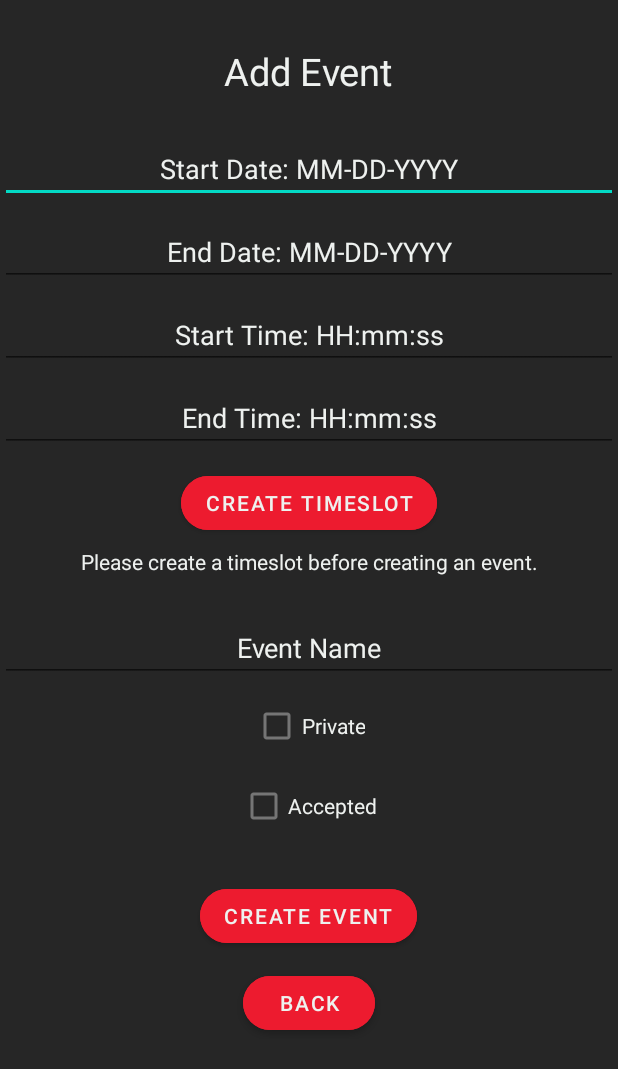
After one commit to McGill-ECSE321-Fall2021/project-group-12, an Android app: the layout addevent_page.xml on its own in the app's theme, with its tools: preview values and no code run, on a phone screen of 412 x 824 dp. The commit adds this screen. Shown: the top 1069 px of the screen. Run offline under Robolectric (Android 15) with nearby library versions, the phone set to English and light mode, and no system bars.

Commit message:
Initial create event android page

```diff
--- /dev/null
+++ b/LibraryAndroid/app/src/main/res/layout/addevent_page.xml
@@ -0,0 +1,173 @@
+<?xml version="1.0" encoding="utf-8"?>
+<androidx.constraintlayout.widget.ConstraintLayout xmlns:android="http://schemas.android.com/apk/res/android"
+    xmlns:app="http://schemas.android.com/apk/res-auto"
+    android:layout_width="match_parent"
+    android:layout_height="match_parent"
+    android:background="@color/dark_color"
+    app:layout_behavior="@string/appbar_scrolling_view_behavior">
+
+    <LinearLayout
+        android:layout_width="match_parent"
+        android:layout_height="wrap_content"
+        android:orientation="vertical"
+        app:layout_constraintLeft_toLeftOf="parent"
+        app:layout_constraintRight_toRightOf="parent"
+        app:layout_constraintTop_toTopOf="parent">
+
+        <TextView
+            android:id="@+id/signup_text"
+            android:layout_width="wrap_content"
+            android:layout_height="wrap_content"
+            android:text="Add Event"
+            android:textAlignment="center"
+            android:textColor="@color/light_color"
+            android:gravity="center"
+            android:layout_gravity="center"
+            android:layout_marginTop="30dp"
+            android:textSize="25sp" />
+
+        <EditText
+            android:id="@+id/addevent_startdate"
+            android:layout_width="match_parent"
+            android:layout_height="wrap_content"
+            android:layout_marginTop="25dp"
+            android:hint="@string/addevent_startdate_hint"
+            android:textAlignment="center"
+            android:textColor="@color/light_color"
+            android:textColorHighlight="@color/primary_color"
+            android:textColorHint="@color/light_color"
+            android:textColorLink="@color/primary_color" />
+
+        <EditText
+            android:id="@+id/addevent_enddate"
+            android:layout_width="match_parent"
+            android:layout_height="wrap_content"
+            android:layout_marginTop="10dp"
+            android:hint="@string/addevent_enddate_hint"
+            android:textAlignment="center"
+            android:textColor="@color/light_color"
+            android:textColorHighlight="@color/primary_color"
+            android:textColorHint="@color/light_color"
+            android:textColorLink="@color/primary_color" />
+
+        <EditText
+            android:id="@+id/addevent_starttime"
+            android:layout_width="match_parent"
+            android:layout_height="wrap_content"
+            android:layout_marginTop="10dp"
+            android:hint="@string/addevent_starttime_hint"
+            android:textAlignment="center"
+            android:textColor="@color/light_color"
+            android:textColorHighlight="@color/primary_color"
+            android:textColorHint="@color/light_color"
+            android:textColorLink="@color/primary_color" />
+
+        <EditText
+            android:id="@+id/addevent_endtime"
+            android:layout_width="match_parent"
+            android:layout_height="wrap_content"
+            android:layout_marginTop="10dp"
+            android:hint="@string/addevent_endtime_hint"
+            android:textAlignment="center"
+            android:textColor="@color/light_color"
+            android:textColorHighlight="@color/primary_color"
+            android:textColorHint="@color/light_color"
+            android:textColorLink="@color/primary_color" />
+
+        <Button
+            android:layout_width="wrap_content"
+            android:layout_height="wrap_content"
+            android:backgroundTint="@color/primary_color"
+            android:gravity="center"
+            android:layout_gravity="center"
+            android:layout_marginTop="10dp"
+            android:onClick="createTimeSlot"
+            android:text="@string/addevent_timeslot_button_text"
+            android:textColor="@color/light_color"
+            app:cornerRadius="100px"
+            app:layout_constraintBottom_toBottomOf="parent"
+            app:layout_constraintEnd_toEndOf="parent" />
+
+        <TextView
+            android:id="@+id/signup_valid_password_text"
+            android:layout_width="wrap_content"
+            android:layout_height="wrap_content"
+            android:text="Please create a timeslot before creating an event."
+            android:textAlignment="center"
+            android:textColor="@color/light_color"
+            android:gravity="center"
+            android:layout_gravity="center"
+            android:layout_marginTop="5dp"
+            android:textSize="14sp" />
+
+        <EditText
+            android:id="@+id/addevent_name"
+            android:layout_width="match_parent"
+            android:layout_height="wrap_content"
+            android:layout_marginTop="25dp"
+            android:hint="@string/addevent_name_hint"
+            android:textAlignment="center"
+            android:textColor="@color/light_color"
+            android:textColorHighlight="@color/primary_color"
+            android:textColorHint="@color/light_color"
+            android:textColorLink="@color/primary_color" />
+
+        <CheckBox
+            android:id="@+id/addevent_private"
+            android:layout_width="wrap_content"
+            android:layout_height="wrap_content"
+            android:layout_marginTop="5dp"
+            android:text="@string/addevent_isprivate_hint"
+            android:textColor="@color/light_color"
+            android:textAlignment="center"
+            android:layout_gravity="center"
+            android:textColorHighlight="@color/primary_color"
+            android:textColorHint="@color/light_color"
+            android:textColorLink="@color/primary_color" />
+
+        <CheckBox
+            android:id="@+id/addevent_accepted"
+            android:layout_width="wrap_content"
+            android:layout_height="wrap_content"
+            android:layout_marginTop="5dp"
+            android:text="@string/addevent_isaccepted_hint"
+            android:textColor="@color/light_color"
+            android:textAlignment="center"
+            android:layout_gravity="center"
+            android:textColorHighlight="@color/primary_color"
+            android:textColorHint="@color/light_color"
+            android:textColorLink="@color/primary_color" />
+
+        <Button
+            android:layout_width="wrap_content"
+            android:layout_height="wrap_content"
+            android:backgroundTint="@color/primary_color"
+            android:gravity="center"
+            android:layout_gravity="center"
+            android:layout_marginTop="25dp"
+            android:onClick="createEvent"
+            android:text="@string/addevent_button_text"
+            android:textColor="@color/light_color"
+            app:cornerRadius="100px"
+            app:layout_constraintBottom_toBottomOf="parent"
+            app:layout_constraintEnd_toEndOf="parent" />
+
+        <Button
+            android:layout_width="wrap_content"
+            android:layout_height="wrap_content"
+            android:backgroundTint="@color/primary_color"
+            android:gravity="center"
+            android:layout_gravity="center"
+            android:layout_marginTop="10dp"
+            android:onClick="toOnlineUser"
+            android:text="@string/addevent_back_button_text"
+            android:textColor="@color/light_color"
+            app:cornerRadius="100px"
+            app:layout_constraintBottom_toBottomOf="parent"
+            app:layout_constraintEnd_toEndOf="parent" />
+
+
+
+    </LinearLayout>
+
+</androidx.constraintlayout.widget.ConstraintLayout>
--- a/LibraryAndroid/app/src/main/res/values/strings.xml
+++ b/LibraryAndroid/app/src/main/res/values/strings.xml
@@ -35,6 +35,19 @@
     <string name="signup_password_hint">Password</string>
     <string name="signup_email_hint">Email</string>
 
+    <string name="addevent_startdate_hint">Start Date\: MM\-DD\-YYYY</string>
+    <string name="addevent_enddate_hint">End Date\: MM\-DD\-YYYY</string>
+    <string name="addevent_starttime_hint">Start Time\: HH\:mm\:ss</string>
+    <string name="addevent_endtime_hint">End Time\: HH\:mm\:ss</string>
+    <string name="addevent_timeslot_button_text">Create TimeSlot</string>
+    <string name="addevent_button_text">Create Event</string>
+    <string name="addevent_name_hint">Event Name</string>
+    <string name="addevent_isprivate_hint">Private</string>
+    <string name="addevent_isaccepted_hint">Accepted</string>
+    <string name="addevent_back_button_text">Back</string>
+
+
+
     <string name="back_text">Back</string>
 
 
```
Also changed, not shown: LibraryAndroid/app/src/main/java/ca/mcgill/ecse321/library_android/MainActivity.java (+104 -0 lines), LibraryAndroid/app/src/main/res/layout/onlineuser_page.xml (+15 -0 lines).
